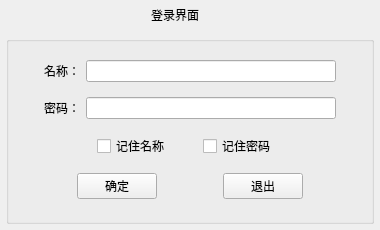
Above: logindialog.ui from ittopone/iot_desktop_qt before the change. Below: the same form after it.
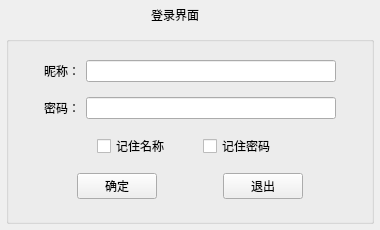
That is the form after the change. Icons and pictures are not drawn.

What changed in the file:
```diff
--- a/logindialog.ui
+++ b/logindialog.ui
@@ -271,7 +271,7 @@
            <item>
             <widget class="QLabel" name="label_2">
              <property name="text">
-              <string>名称：</string>
+              <string>昵称：</string>
              </property>
             </widget>
            </item>
```
